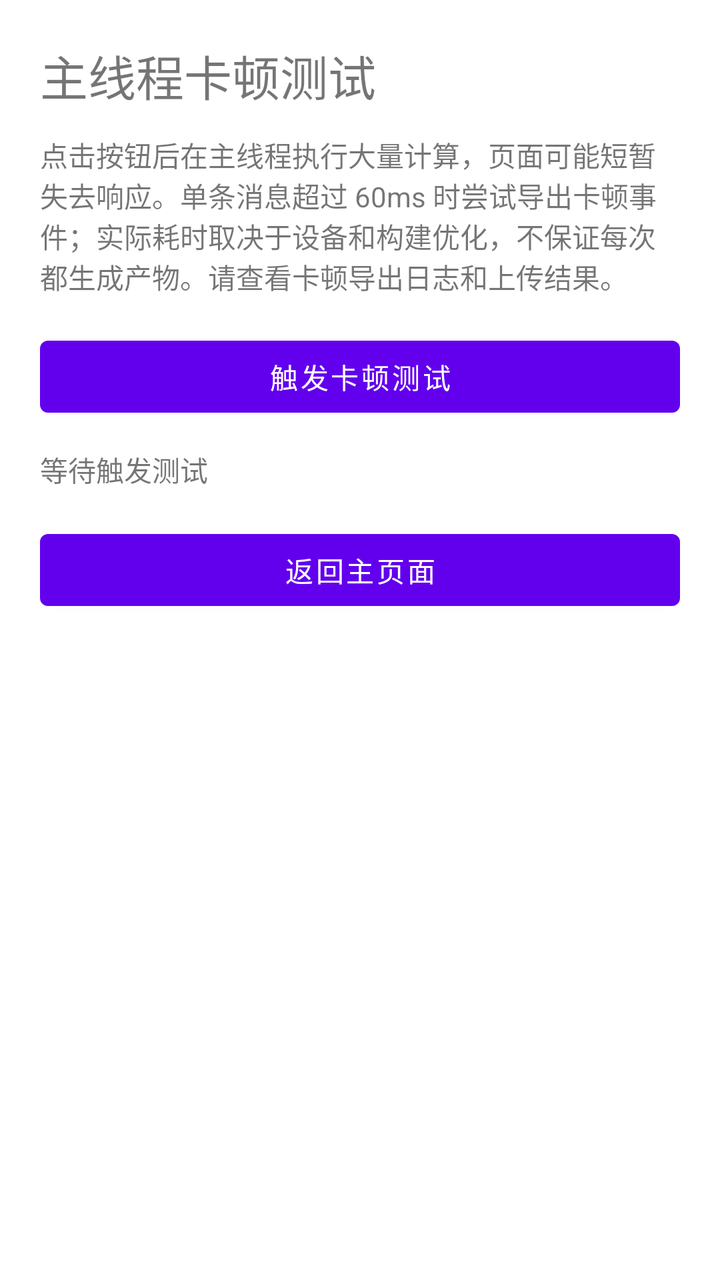
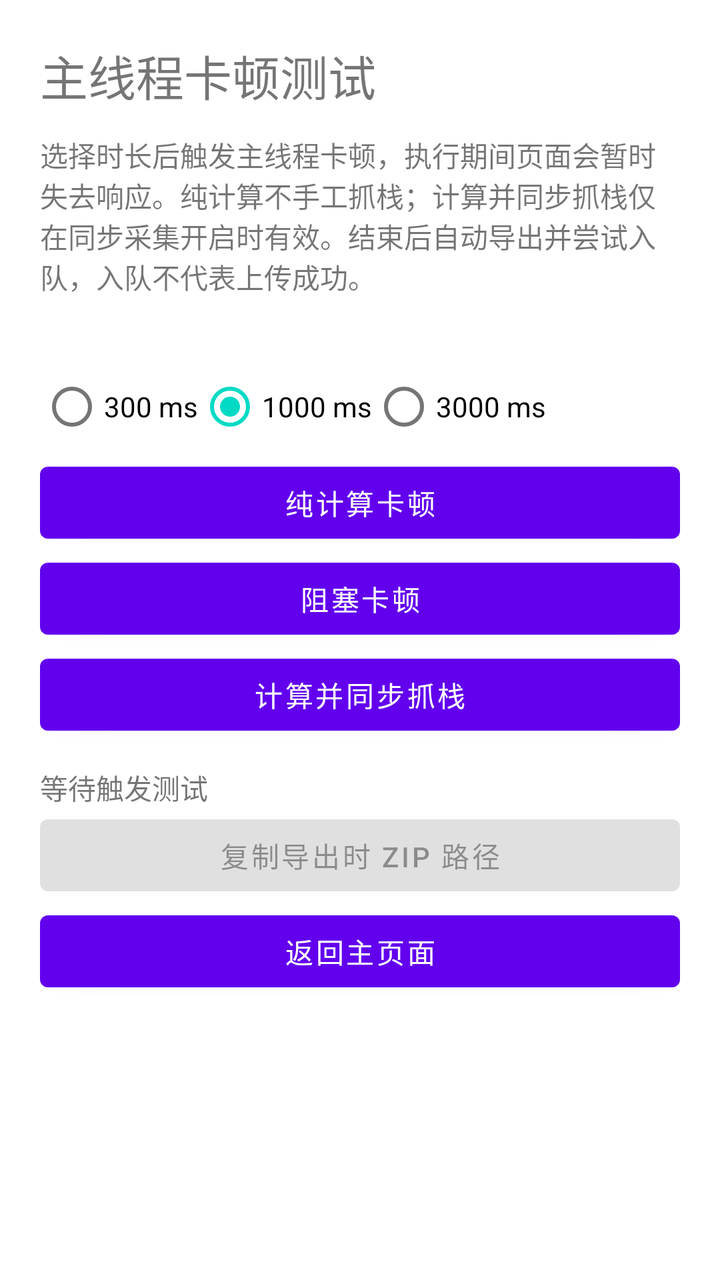

Screens rendered from an Android XML layout before and after an edit, with the pre-edit source and the edit as a unified diff.
<!-- AndroidManifest.xml: application theme Theme.Performance -->
<!-- res/layout/activity_test_jank.xml -->
<?xml version="1.0" encoding="utf-8"?>
<ScrollView xmlns:android="http://schemas.android.com/apk/res/android"
    android:id="@+id/main"
    android:layout_width="match_parent"
    android:layout_height="match_parent"
    android:fillViewport="true">

    <LinearLayout
        android:layout_width="match_parent"
        android:layout_height="wrap_content"
        android:orientation="vertical"
        android:padding="20dp">

        <TextView
            android:layout_width="match_parent"
            android:layout_height="wrap_content"
            android:text="@string/jank_test_title"
            android:textSize="24sp" />

        <TextView
            android:layout_width="match_parent"
            android:layout_height="wrap_content"
            android:layout_marginTop="12dp"
            android:text="@string/jank_test_description" />

        <Button
            android:id="@+id/triggerJankButton"
            android:layout_width="match_parent"
            android:layout_height="wrap_content"
            android:layout_marginTop="16dp"
            android:text="@string/jank_test_trigger" />

        <TextView
            android:id="@+id/jankStatusText"
            android:layout_width="match_parent"
            android:layout_height="wrap_content"
            android:layout_marginTop="12dp"
            android:text="@string/jank_test_ready" />

        <Button
            android:id="@+id/closeJankPageButton"
            android:layout_width="match_parent"
            android:layout_height="wrap_content"
            android:layout_marginTop="16dp"
            android:text="@string/jank_test_close" />
    </LinearLayout>
</ScrollView>
<!-- resources referenced by this layout -->
<resources>
  <string name="jank_test_close">返回主页面</string>
  <string name="jank_test_description">点击按钮后在主线程执行大量计算，页面可能短暂失去响应。单条消息超过 60ms 时尝试导出卡顿事件；实际耗时取决于设备和构建优化，不保证每次都生成产物。请查看卡顿导出日志和上传结果。</string>
  <string name="jank_test_ready">等待触发测试</string>
  <string name="jank_test_title">主线程卡顿测试</string>
  <string name="jank_test_trigger">触发卡顿测试</string>
  <style name="Theme.Performance" parent="Theme.MaterialComponents.DayNight.DarkActionBar">
          
          <item name="colorPrimary">@color/purple_500</item>
          <item name="colorPrimaryVariant">@color/purple_700</item>
          <item name="colorOnPrimary">@color/white</item>
          
          <item name="colorSecondary">@color/teal_200</item>
          <item name="colorSecondaryVariant">@color/teal_700</item>
          <item name="colorOnSecondary">@color/black</item>
          
          <item name="android:statusBarColor">?attr/colorPrimaryVariant</item>
          
      </style>
  <color name="purple_500">#FF6200EE</color>
  <color name="purple_700">#FF3700B3</color>
  <color name="white">#FFFFFFFF</color>
  <color name="teal_200">#FF03DAC5</color>
  <color name="teal_700">#FF018786</color>
  <color name="black">#FF000000</color>
</resources>

<!-- the commit's change to res/layout/activity_test_jank.xml (unified diff, before → after) -->
@@ -1,47 +1,38 @@
 <?xml version="1.0" encoding="utf-8"?>
 <ScrollView xmlns:android="http://schemas.android.com/apk/res/android"
-    android:id="@+id/main"
-    android:layout_width="match_parent"
-    android:layout_height="match_parent"
-    android:fillViewport="true">
-
-    <LinearLayout
-        android:layout_width="match_parent"
-        android:layout_height="wrap_content"
-        android:orientation="vertical"
-        android:padding="20dp">
-
-        <TextView
-            android:layout_width="match_parent"
-            android:layout_height="wrap_content"
-            android:text="@string/jank_test_title"
-            android:textSize="24sp" />
-
-        <TextView
-            android:layout_width="match_parent"
-            android:layout_height="wrap_content"
-            android:layout_marginTop="12dp"
-            android:text="@string/jank_test_description" />
-
-        <Button
-            android:id="@+id/triggerJankButton"
-            android:layout_width="match_parent"
-            android:layout_height="wrap_content"
-            android:layout_marginTop="16dp"
-            android:text="@string/jank_test_trigger" />
-
-        <TextView
-            android:id="@+id/jankStatusText"
-            android:layout_width="match_parent"
-            android:layout_height="wrap_content"
-            android:layout_marginTop="12dp"
-            android:text="@string/jank_test_ready" />
-
-        <Button
-            android:id="@+id/closeJankPageButton"
-            android:layout_width="match_parent"
-            android:layout_height="wrap_content"
-            android:layout_marginTop="16dp"
-            android:text="@string/jank_test_close" />
+    android:id="@+id/main" android:layout_width="match_parent"
+    android:layout_height="match_parent" android:fillViewport="true">
+    <LinearLayout android:layout_width="match_parent" android:layout_height="wrap_content"
+        android:orientation="vertical" android:padding="20dp">
+        <TextView android:layout_width="match_parent" android:layout_height="wrap_content"
+            android:text="@string/jank_test_title" android:textSize="24sp" />
+        <TextView android:layout_width="match_parent" android:layout_height="wrap_content"
+            android:layout_marginTop="12dp" android:text="@string/jank_test_description" />
+        <TextView android:id="@+id/samplingStatusText" android:layout_width="match_parent"
+            android:layout_height="wrap_content" android:layout_marginTop="12dp" />
+        <RadioGroup android:id="@+id/jankDurationGroup" android:layout_width="match_parent"
+            android:layout_height="wrap_content" android:orientation="horizontal"
+            android:checkedButton="@id/jankDuration1000">
+            <RadioButton android:id="@+id/jankDuration300" android:layout_width="wrap_content"
+                android:layout_height="wrap_content" android:text="300 ms" />
+            <RadioButton android:id="@+id/jankDuration1000" android:layout_width="wrap_content"
+                android:layout_height="wrap_content" android:text="1000 ms" />
+            <RadioButton android:id="@+id/jankDuration3000" android:layout_width="wrap_content"
+                android:layout_height="wrap_content" android:text="3000 ms" />
+        </RadioGroup>
+        <Button android:id="@+id/triggerJankButton" android:layout_width="match_parent"
+            android:layout_height="wrap_content" android:text="@string/jank_test_trigger" />
+        <Button android:id="@+id/triggerSleepJankButton" android:layout_width="match_parent"
+            android:layout_height="wrap_content" android:text="@string/jank_test_sleep" />
+        <Button android:id="@+id/triggerSyncJankButton" android:layout_width="match_parent"
+            android:layout_height="wrap_content" android:text="@string/jank_test_sync" />
+        <TextView android:id="@+id/jankStatusText" android:layout_width="match_parent"
+            android:layout_height="wrap_content" android:layout_marginTop="12dp"
+            android:textIsSelectable="true" android:text="@string/jank_test_ready" />
+        <Button android:id="@+id/copyJankPathButton" android:layout_width="match_parent"
+            android:layout_height="wrap_content" android:enabled="false"
+            android:text="@string/jank_test_copy" />
+        <Button android:id="@+id/closeJankPageButton" android:layout_width="match_parent"
+            android:layout_height="wrap_content" android:text="@string/jank_test_close" />
     </LinearLayout>
 </ScrollView>
<!-- resource entries referenced after the edit -->
@@ -1,10 +1,13 @@
 <!-- resources referenced by this layout -->
 <resources>
   <string name="jank_test_close">返回主页面</string>
-  <string name="jank_test_description">点击按钮后在主线程执行大量计算，页面可能短暂失去响应。单条消息超过 60ms 时尝试导出卡顿事件；实际耗时取决于设备和构建优化，不保证每次都生成产物。请查看卡顿导出日志和上传结果。</string>
+  <string name="jank_test_copy">复制导出时 ZIP 路径</string>
+  <string name="jank_test_description">选择时长后触发主线程卡顿，执行期间页面会暂时失去响应。纯计算不手工抓栈；计算并同步抓栈仅在同步采集开启时有效。结束后自动导出并尝试入队，入队不代表上传成功。</string>
   <string name="jank_test_ready">等待触发测试</string>
+  <string name="jank_test_sleep">阻塞卡顿</string>
+  <string name="jank_test_sync">计算并同步抓栈</string>
   <string name="jank_test_title">主线程卡顿测试</string>
-  <string name="jank_test_trigger">触发卡顿测试</string>
+  <string name="jank_test_trigger">纯计算卡顿</string>
   <style name="Theme.Performance" parent="Theme.MaterialComponents.DayNight.DarkActionBar">
           
           <item name="colorPrimary">@color/purple_500</item>
